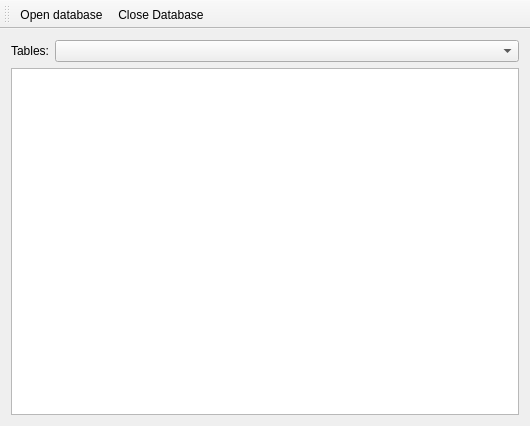
The window that forms/MainWindow.ui (michalbajorek/sqlite-explorer) describes before a commit, drawn with Qt 5.
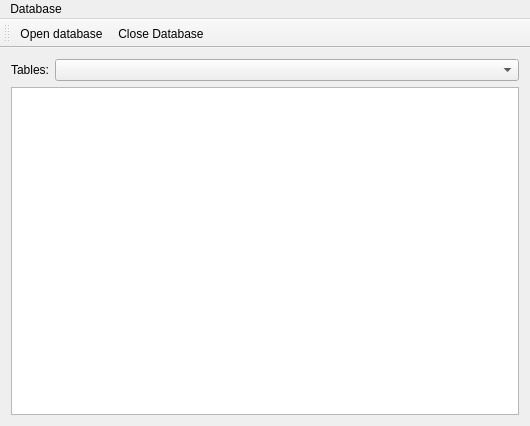
The same window after the commit. Icons and pictures are not drawn.

```diff
--- a/forms/MainWindow.ui
+++ b/forms/MainWindow.ui
@@ -63,11 +63,28 @@
      <height>20</height>
     </rect>
    </property>
+   <widget class="QMenu" name="menuDatabase">
+    <property name="title">
+     <string>Database</string>
+    </property>
+    <addaction name="actionOpenDatabase"/>
+    <addaction name="actionCloseDatabase"/>
+   </widget>
+   <addaction name="menuDatabase"/>
   </widget>
   <widget class="QToolBar" name="toolBar">
    <property name="windowTitle">
     <string>toolBar</string>
    </property>
+   <property name="iconSize">
+    <size>
+     <width>32</width>
+     <height>32</height>
+    </size>
+   </property>
+   <property name="toolButtonStyle">
+    <enum>Qt::ToolButtonFollowStyle</enum>
+   </property>
    <attribute name="toolBarArea">
     <enum>TopToolBarArea</enum>
    </attribute>
```
Left out of the diff: 6 changed lines with no effect on the pictures.
